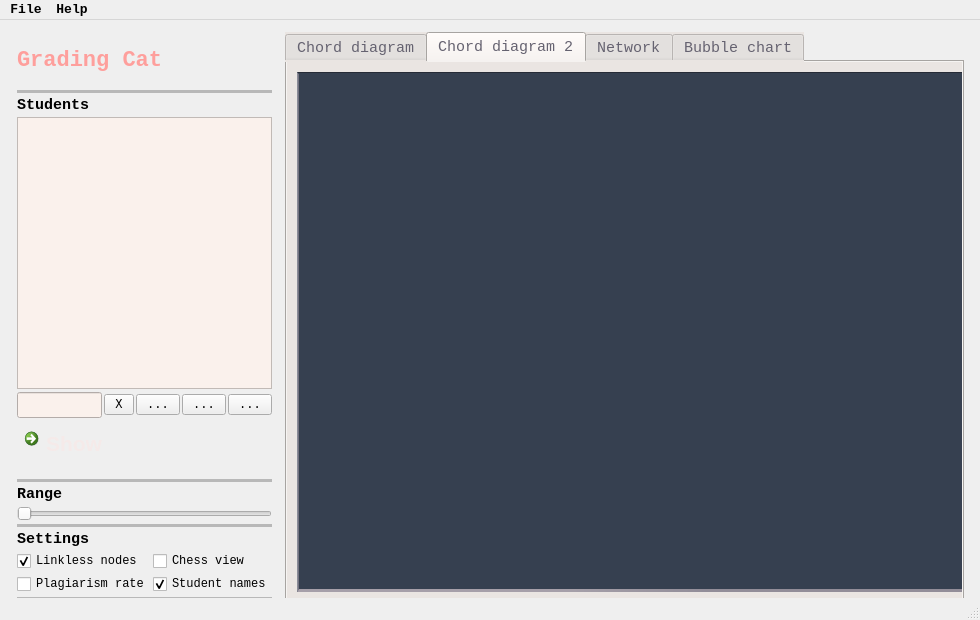
Qt form vplag.ui (rg-software/grading-cat) before a commit.
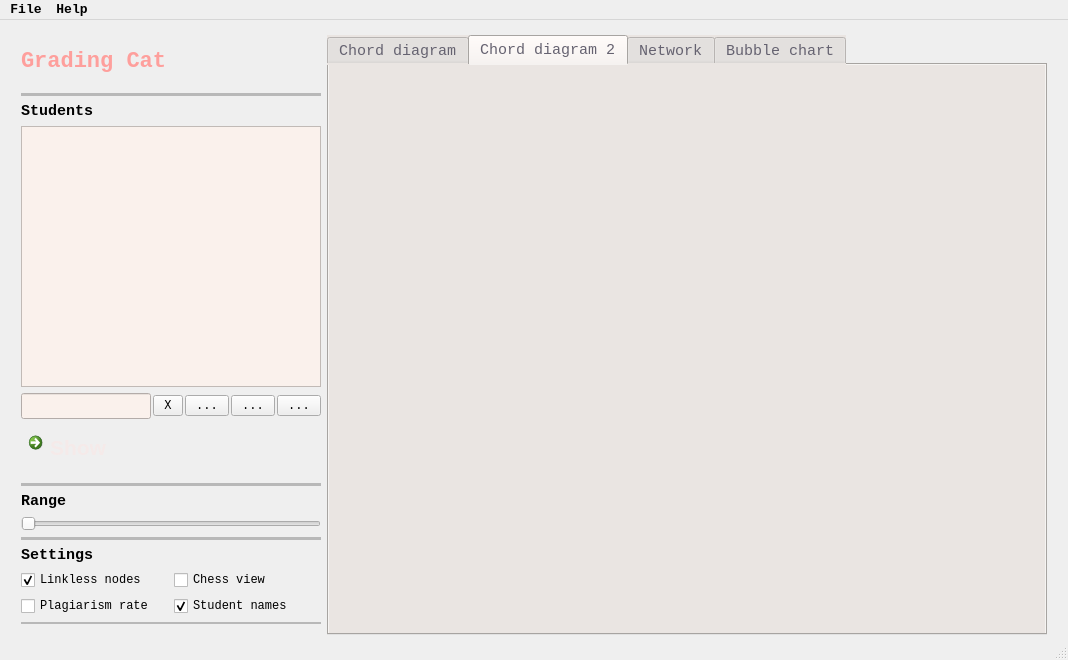
The same form after that commit. The open tabs and pages were chosen to show the change. Icons and pictures are not drawn.

```diff
--- a/vplag.ui
+++ b/vplag.ui
@@ -2,30 +2,27 @@
 <ui version="4.0">
  <class>MainWindow</class>
  <widget class="QMainWindow" name="MainWindow">
+  <property name="enabled">
+   <bool>true</bool>
+  </property>
   <property name="geometry">
    <rect>
     <x>0</x>
     <y>0</y>
-    <width>980</width>
-    <height>620</height>
+    <width>1068</width>
+    <height>660</height>
    </rect>
   </property>
   <property name="sizePolicy">
-   <sizepolicy hsizetype="MinimumExpanding" vsizetype="Preferred">
+   <sizepolicy hsizetype="Expanding" vsizetype="Expanding">
     <horstretch>0</horstretch>
     <verstretch>0</verstretch>
    </sizepolicy>
   </property>
   <property name="minimumSize">
    <size>
-    <width>980</width>
-    <height>620</height>
-   </size>
-  </property>
-  <property name="maximumSize">
-   <size>
-    <width>980</width>
-    <height>620</height>
+    <width>1040</width>
+    <height>660</height>
    </size>
   </property>
   <property name="font">
@@ -343,6 +340,18 @@
    <property name="enabled">
     <bool>true</bool>
    </property>
+   <property name="sizePolicy">
+    <sizepolicy hsizetype="Expanding" vsizetype="Expanding">
+     <horstretch>1</horstretch>
+     <verstretch>1</verstretch>
+    </sizepolicy>
+   </property>
+   <property name="minimumSize">
+    <size>
+     <width>1040</width>
+     <height>620</height>
+    </size>
+   </property>
    <property name="font">
     <font>
      <family>Consolas</family>
@@ -363,51 +372,34 @@
    <property name="accessibleDescription">
     <string/>
    </property>
-   <widget class="QWidget" name="horizontalLayoutWidget">
-    <property name="geometry">
-     <rect>
-      <x>0</x>
-      <y>10</y>
-      <width>981</width>
-      <height>571</height>
-     </rect>
-    </property>
-    <layout class="QHBoxLayout" name="horizontalLayout" stretch="0,1,0,4,0">
-     <property name="spacing">
-      <number>3</number>
-     </property>
+   <layout class="QGridLayout" name="gridLayout_3">
+    <item row="0" column="0">
+     <layout class="QGridLayout" name="gridLayout">
      <property name="sizeConstraint">
       <enum>QLayout::SetDefaultConstraint</enum>
      </property>
      <property name="leftMargin">
-      <number>2</number>
+       <number>12</number>
      </property>
      <property name="topMargin">
-      <number>2</number>
+       <number>6</number>
      </property>
      <property name="rightMargin">
-      <number>2</number>
+       <number>12</number>
      </property>
      <property name="bottomMargin">
-      <number>1</number>
-     </property>
-     <item>
-      <spacer name="horizontalSpacer_2">
-       <property name="orientation">
-        <enum>Qt::Horizontal</enum>
-       </property>
-       <property name="sizeHint" stdset="0">
-        <size>
-         <width>15</width>
-         <height>20</height>
-        </size>
-       </property>
-      </spacer>
-     </item>
-     <item>
-      <layout class="QVBoxLayout" name="verticalLayoutMenu" stretch="1,0,0,5,0,1,1,0,0,0,0,0,2,0">
+       <number>6</number>
+      </property>
+      <item row="0" column="0">
+       <layout class="QVBoxLayout" name="verticalLayoutMenu" stretch="1,0,0,5,0,1,1,0,0,0,0,0,2">
        <item>
         <widget class="QLabel" name="label_Grading_Cat">
+          <property name="sizePolicy">
+           <sizepolicy hsizetype="Preferred" vsizetype="Preferred">
+            <horstretch>0</horstretch>
+            <verstretch>0</verstretch>
+           </sizepolicy>
+          </property>
          <property name="font">
           <font>
            <family>Consolas</family>
@@ -420,7 +412,7 @@
           <string notr="true">
    font-size: 22px;
 	font-weight: bold;
-    color: #fe9f9c;</string>
+    color: #fe9f9c; </string>
          </property>
          <property name="text">
           <string>Grading Cat</string>
@@ -481,7 +473,6 @@
          </property>
         </widget>
        </item>
-
        <item>
         <layout class="QHBoxLayout" name="horizontalLayout_2" stretch="0,0,0,0,0">
          <property name="spacing">
@@ -767,21 +758,20 @@
        </item>
       </layout>
      </item>
-     <item>
-      <spacer name="horizontalSpacer">
-       <property name="orientation">
-        <enum>Qt::Horizontal</enum>
-       </property>
-       <property name="sizeHint" stdset="0">
-        <size>
-         <width>10</width>
-         <height>10</height>
-        </size>
-       </property>
-      </spacer>
-     </item>
-     <item>
+      <item row="0" column="1">
       <widget class="QTabWidget" name="tabWidget">
+        <property name="sizePolicy">
+         <sizepolicy hsizetype="Expanding" vsizetype="Expanding">
+          <horstretch>1</horstretch>
+          <verstretch>1</verstretch>
+         </sizepolicy>
+        </property>
+        <property name="minimumSize">
+         <size>
+          <width>720</width>
+          <height>600</height>
+         </size>
+        </property>
        <property name="font">
         <font>
          <family>Consolas</family>
@@ -797,159 +787,124 @@
         <number>0</number>
        </property>
        <widget class="QWidget" name="tabChord">
+         <property name="sizePolicy">
+          <sizepolicy hsizetype="Preferred" vsizetype="Preferred">
+           <horstretch>1</horstretch>
+           <verstretch>1</verstretch>
+          </sizepolicy>
+         </property>
         <attribute name="title">
          <string>Chord diagram</string>
         </attribute>
-        <widget class="QGraphicsView" name="chordDiagramView">
-         <property name="geometry">
-          <rect>
-           <x>10</x>
-           <y>10</y>
-           <width>680</width>
-           <height>520</height>
-          </rect>
-         </property>
-         <property name="autoFillBackground">
-          <bool>true</bool>
-         </property>
-         <property name="styleSheet">
-          <string notr="true">background-color: rgba(54, 64, 80, 255);
-
-
-border-width:2px;
-border-style:solid;
-border-top-color: qlineargradient(spread:pad, x1:0.5, y1:0.6, x2:0.5, y2:0.4, stop:0 rgba(54, 64, 80, 120), stop:1 rgba(20, 20, 25,120));
-border-right-color: qlineargradient(spread:pad, x1:0.4, y1:0.5, x2:0.6, y2:0.5, stop:0 rgba(123, 209, 201, 255), stop:1 rgba(205, 177, 168, 220));
-border-left-color: qlineargradient(spread:pad, x1:0.4, y1:0.5, x2:0.6, y2:0.5, stop:0 rgba(138, 140, 152, 255), stop:1 rgba(184, 173, 182, 120));
-border-bottom-color: qlineargradient(spread:pad, x1:0.6, y1:0.5, x2:0.4, y2:0.5, stop:0 rgba(184, 173, 182, 180), stop:1 rgba(212, 199, 205, 180));	
-border-bottom-width: 3px;
-border-right-width: 3px;</string>
-         </property>
-         <property name="renderHints">
-          <set>QPainter::Antialiasing|QPainter::LosslessImageRendering|QPainter::SmoothPixmapTransform|QPainter::TextAntialiasing</set>
-         </property>
-        </widget>
+         <layout class="QGridLayout" name="gridLayout_chord">
+          <property name="leftMargin">
+           <number>10</number>
+          </property>
+          <property name="topMargin">
+           <number>10</number>
+          </property>
+          <property name="rightMargin">
+           <number>10</number>
+          </property>
+          <property name="bottomMargin">
+           <number>12</number>
+          </property>
+
+         </layout>
        </widget>
        <widget class="QWidget" name="tabChord2">
+         <property name="sizePolicy">
+          <sizepolicy hsizetype="Preferred" vsizetype="Preferred">
+           <horstretch>1</horstretch>
+           <verstretch>1</verstretch>
+          </sizepolicy>
+         </property>
         <attribute name="title">
          <string>Chord diagram 2</string>
         </attribute>
-        <widget class="QGraphicsView" name="chordDiagram2View">
-         <property name="geometry">
-          <rect>
-           <x>10</x>
-           <y>10</y>
-           <width>680</width>
-           <height>520</height>
-          </rect>
-         </property>
-         <property name="autoFillBackground">
-          <bool>true</bool>
-         </property>
-         <property name="styleSheet">
-          <string notr="true">background-color: #364050;
-border-width:2px;
-border-style:solid;
-border-top-color: qlineargradient(spread:pad, x1:0.5, y1:0.6, x2:0.5, y2:0.4, stop:0 rgba(54, 64, 80, 120), stop:1 rgba(20, 20, 25,120));
-border-right-color: qlineargradient(spread:pad, x1:0.4, y1:0.5, x2:0.6, y2:0.5, stop:0 rgba(123, 209, 201, 255), stop:1 rgba(205, 177, 168, 220));
-border-left-color: qlineargradient(spread:pad, x1:0.4, y1:0.5, x2:0.6, y2:0.5, stop:0 rgba(138, 140, 152, 255), stop:1 rgba(184, 173, 182, 120));
-border-bottom-color: qlineargradient(spread:pad, x1:0.6, y1:0.5, x2:0.4, y2:0.5, stop:0 rgba(184, 173, 182, 180), stop:1 rgba(212, 199, 205, 180));	
-border-bottom-width: 3px;
-border-right-width: 3px;</string>
-         </property>
-         <property name="renderHints">
-          <set>QPainter::Antialiasing|QPainter::LosslessImageRendering|QPainter::SmoothPixmapTransform|QPainter::TextAntialiasing</set>
-         </property>
-        </widget>
+         <layout class="QGridLayout" name="gridLayout_chord2">
+          <property name="leftMargin">
+           <number>10</number>
+          </property>
+          <property name="topMargin">
+           <number>10</number>
+          </property>
+          <property name="rightMargin">
+           <number>10</number>
+          </property>
+          <property name="bottomMargin">
+           <number>12</number>
+          </property>
+          <property name="horizontalSpacing">
+           <number>6</number>
+          </property>
+          
+         </layout>
        </widget>
        <widget class="QWidget" name="tabNetwork">
+         <property name="sizePolicy">
+          <sizepolicy hsizetype="Preferred" vsizetype="Preferred">
+           <horstretch>1</horstretch>
+           <verstretch>1</verstretch>
+          </sizepolicy>
+         </property>
         <attribute name="title">
          <string>Network</string>
         </attribute>
-        <widget class="QGraphicsView" name="networkView">
-         <property name="geometry">
-          <rect>
-           <x>10</x>
-           <y>10</y>
-           <width>680</width>
-           <height>520</height>
-          </rect>
-         </property>
-         <property name="autoFillBackground">
-          <bool>true</bool>
-         </property>
-         <property name="styleSheet">
-          <string notr="true">background-color: #364050;
-border-width:2px;
-border-style:solid;
-border-top-color: qlineargradient(spread:pad, x1:0.5, y1:0.6, x2:0.5, y2:0.4, stop:0 rgba(54, 64, 80, 120), stop:1 rgba(20, 20, 25,120));
-border-right-color: qlineargradient(spread:pad, x1:0.4, y1:0.5, x2:0.6, y2:0.5, stop:0 rgba(123, 209, 201, 255), stop:1 rgba(205, 177, 168, 220));
-border-left-color: qlineargradient(spread:pad, x1:0.4, y1:0.5, x2:0.6, y2:0.5, stop:0 rgba(138, 140, 152, 255), stop:1 rgba(184, 173, 182, 120));
-border-bottom-color: qlineargradient(spread:pad, x1:0.6, y1:0.5, x2:0.4, y2:0.5, stop:0 rgba(184, 173, 182, 180), stop:1 rgba(212, 199, 205, 180));	
-border-bottom-width: 3px;
-border-right-width: 3px;</string>
-         </property>
-         <property name="renderHints">
-          <set>QPainter::Antialiasing|QPainter::LosslessImageRendering|QPainter::SmoothPixmapTransform|QPainter::TextAntialiasing</set>
-         </property>
-        </widget>
+         <layout class="QGridLayout" name="gridLayout_network">
+          <property name="leftMargin">
+           <number>10</number>
+          </property>
+          <property name="topMargin">
+           <number>10</number>
+          </property>
+          <property name="rightMargin">
+           <number>10</number>
+          </property>
+          <property name="bottomMargin">
+           <number>12</number>
+          </property>
+         
+         </layout>
        </widget>
        <widget class="QWidget" name="tabBubble">
+         <property name="sizePolicy">
+          <sizepolicy hsizetype="Preferred" vsizetype="Preferred">
+           <horstretch>1</horstretch>
+           <verstretch>1</verstretch>
+          </sizepolicy>
+         </property>
         <attribute name="title">
          <string>Bubble chart</string>
         </attribute>
-        <widget class="QGraphicsView" name="bubbleChartView">
-         <property name="geometry">
-          <rect>
-           <x>10</x>
-           <y>10</y>
-           <width>680</width>
-           <height>520</height>
-          </rect>
-         </property>
-         <property name="autoFillBackground">
-          <bool>true</bool>
-         </property>
-         <property name="styleSheet">
-          <string notr="true">background-color: #364050;
-border-width:2px;
-border-style:solid;
-border-top-color: qlineargradient(spread:pad, x1:0.5, y1:0.6, x2:0.5, y2:0.4, stop:0 rgba(54, 64, 80, 120), stop:1 rgba(20, 20, 25,120));
-border-right-color: qlineargradient(spread:pad, x1:0.4, y1:0.5, x2:0.6, y2:0.5, stop:0 rgba(123, 209, 201, 255), stop:1 rgba(205, 177, 168, 220));
-border-left-color: qlineargradient(spread:pad, x1:0.4, y1:0.5, x2:0.6, y2:0.5, stop:0 rgba(138, 140, 152, 255), stop:1 rgba(184, 173, 182, 120));
-border-bottom-color: qlineargradient(spread:pad, x1:0.6, y1:0.5, x2:0.4, y2:0.5, stop:0 rgba(184, 173, 182, 180), stop:1 rgba(212, 199, 205, 180));	
-border-bottom-width: 3px;
-border-right-width: 3px;</string>
-         </property>
-         <property name="renderHints">
-          <set>QPainter::Antialiasing|QPainter::LosslessImageRendering|QPainter::SmoothPixmapTransform|QPainter::TextAntialiasing</set>
-         </property>
+         <layout class="QGridLayout" name="gridLayout_bubble">
+          <property name="leftMargin">
+           <number>10</number>
+          </property>
+          <property name="topMargin">
+           <number>10</number>
+          </property>
+          <property name="rightMargin">
+           <number>10</number>
+          </property>
+          <property name="bottomMargin">
+           <number>12</number>
+          </property>
+          
+         </layout>
         </widget>
        </widget>
-      </widget>
-     </item>
-     <item>
-      <spacer name="horizontalSpacer_3">
-       <property name="orientation">
-        <enum>Qt::Horizontal</enum>
-       </property>
-       <property name="sizeHint" stdset="0">
-        <size>
-         <width>15</width>
-         <height>20</height>
-        </size>
-       </property>
-      </spacer>
-     </item>
-    </layout>
-   </widget>
+      </item>
+     </layout>
+    </item>
+   </layout>
   </widget>
   <widget class="QMenuBar" name="menubar">
    <property name="geometry">
     <rect>
      <x>0</x>
      <y>0</y>
-     <width>980</width>
+     <width>1068</width>
      <height>19</height>
     </rect>
    </property>
```
Lines whose indentation alone changed are shown as unchanged.
